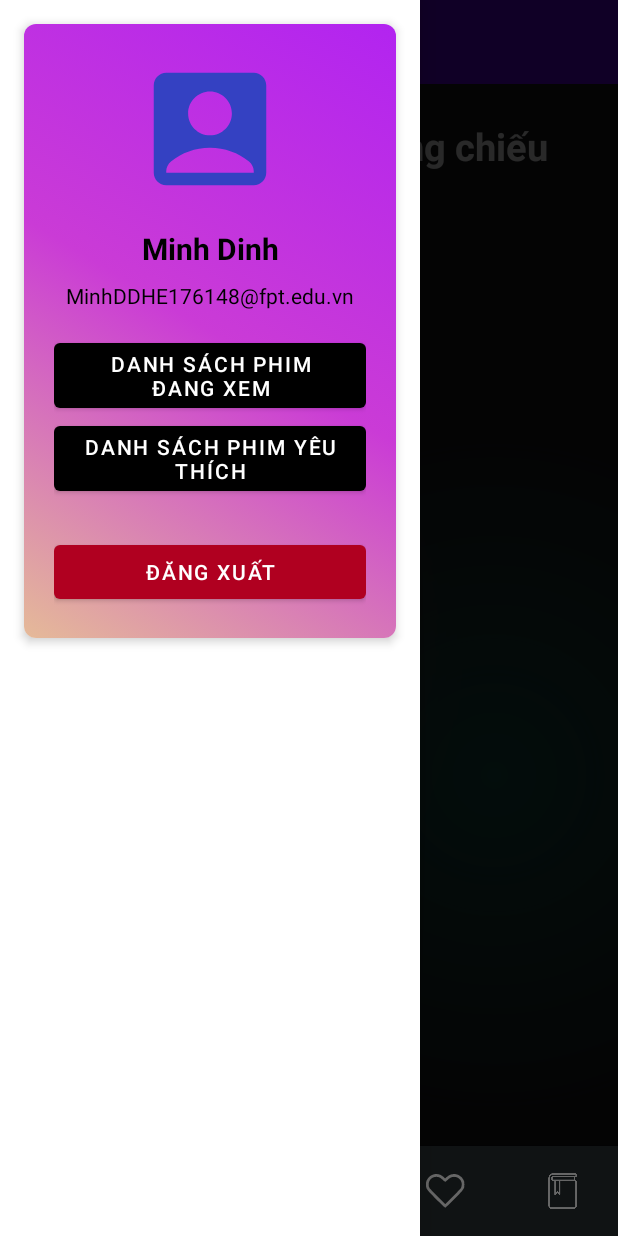
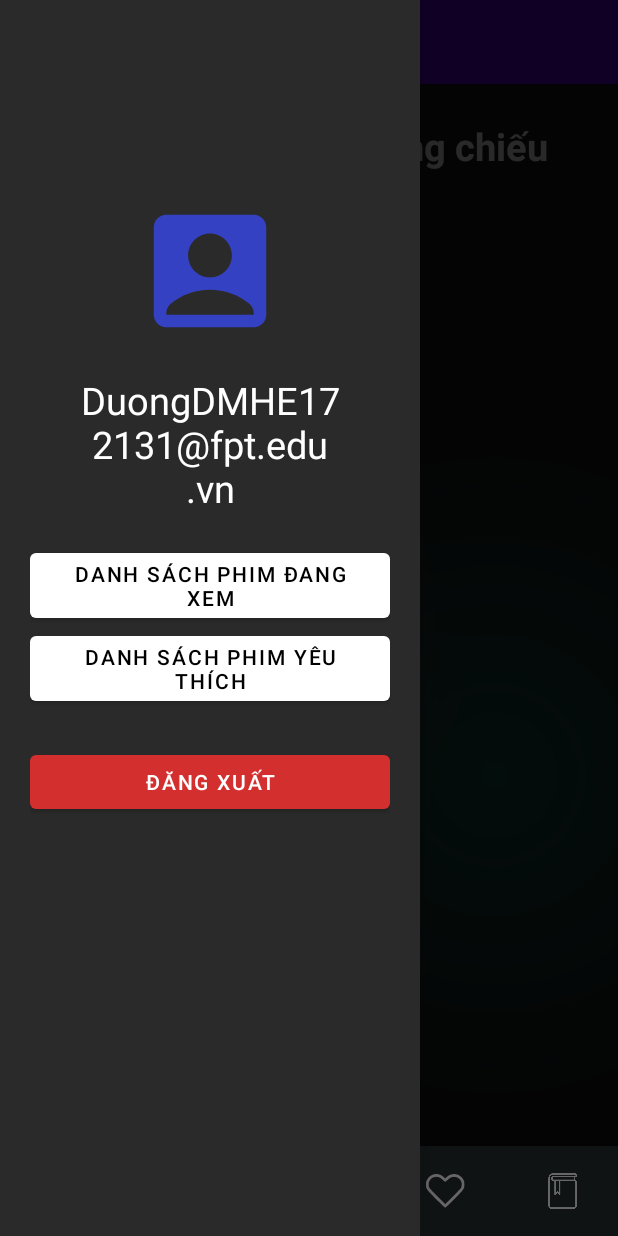
Before and after one commit to canviet1/MovieApp_G2_v1, an Android app: the UserProfileActivity screen opened directly, with no data from a screen before it, with the side drawer open, on a phone screen of 412 x 824 dp. Run offline under Robolectric (Android 15) with nearby library versions, the phone set to English and light mode, and no system bars; our stand-ins replace Volley; network calls fail; pictures from the network do not load; 3 statements that could not run were skipped.

Commit message:
Option and UserProfile

```diff
--- a/app/build.gradle.kts
+++ b/app/build.gradle.kts
@@ -85,4 +85,5 @@ dependencies {
 
     // ExoPlayer for video playback
     implementation("com.google.android.exoplayer:exoplayer:2.18.7")
+    implementation("com.google.android.material:material:1.8.0")
 }
--- a/app/src/main/java/com/example/g2_movieapp/activity/MainActivity.java
+++ b/app/src/main/java/com/example/g2_movieapp/activity/MainActivity.java
@@ -173,7 +173,7 @@ public class MainActivity extends AppCompatActivity implements TaskCallback {
         View headerView = navigationView.getHeaderView(0);
         profileNameTxt = headerView.findViewById(R.id.username);
         profileImage = headerView.findViewById(R.id.avatar);
-        profileEmailTxt = headerView.findViewById(R.id.name);
+      //  profileEmailTxt = headerView.findViewById(R.id.name);
         logout = headerView.findViewById(R.id.logout_button);
         watchlist = headerView.findViewById(R.id.watch_list_button);
         favoriteList = headerView.findViewById(R.id.favorite_list_button);
@@ -211,7 +211,7 @@ public class MainActivity extends AppCompatActivity implements TaskCallback {
                     Log.i("request api: ", "get api success");
 
                     profileNameTxt.setText(user.getUsername());
-                    profileEmailTxt.setText(user.getName());
+                 //   profileEmailTxt.setText(user.getName());
                     if (user.getAvatar().getTmdb().getAvatarPath() != null) {
                         Glide.with(MainActivity.this)
                                 .load(Constant.API.IMAGE + response.getAvatar().getTmdb().getAvatarPath())
--- a/app/src/main/java/com/example/g2_movieapp/activity/PopularActivity.java
+++ b/app/src/main/java/com/example/g2_movieapp/activity/PopularActivity.java
@@ -2,7 +2,6 @@ package com.example.g2_movieapp.activity;
 
 import android.os.Bundle;
 
-import androidx.activity.EdgeToEdge;
 import androidx.appcompat.app.AppCompatActivity;
 import androidx.core.graphics.Insets;
 import androidx.core.view.ViewCompat;
@@ -15,7 +14,7 @@ public class PopularActivity extends AppCompatActivity {
     @Override
     protected void onCreate(Bundle savedInstanceState) {
         super.onCreate(savedInstanceState);
-        EdgeToEdge.enable(this);
+        //EdgeToEdge.enable(this);
         setContentView(R.layout.activity_popular);
 
     }
--- a/app/src/main/java/com/example/g2_movieapp/activity/UserProfileActivity.java
+++ b/app/src/main/java/com/example/g2_movieapp/activity/UserProfileActivity.java
@@ -13,20 +13,111 @@ import android.widget.Toast;
 
 import androidx.appcompat.app.AppCompatActivity;
 
+import com.android.volley.Request;
+import com.bumptech.glide.Glide;
 import com.example.g2_movieapp.R;
+import com.example.g2_movieapp.domain.user.User;
+import com.example.g2_movieapp.helper.Constant;
+import com.example.g2_movieapp.helper.GsonRequest;
+import com.example.g2_movieapp.helper.RequestQueueSingleton;
+import com.google.android.material.button.MaterialButton;
 
 
 public class UserProfileActivity extends AppCompatActivity {
 
-
+    TextView profileNameTxt;
+    ImageView profileImage;
+    MaterialButton logout;
+    Context context;
+    MaterialButton watchlist;
 
     @Override
     protected void onCreate(Bundle savedInstanceState) {
         super.onCreate(savedInstanceState);
         setContentView(R.layout.dashboard_ui);
 
+        requestUserInformation();
+        initView();
+    }
+    public void initView() {
+        profileNameTxt = findViewById(R.id.username);
+        profileImage = findViewById(R.id.avatar);
+        logout = findViewById(R.id.logout_button);
+        //logout
+        logout.setOnClickListener(view -> logout());
 
+        watchlist = findViewById(R.id.watch_list_button);
+        watchlist.setOnClickListener(v -> {
+            Intent intent = new Intent(UserProfileActivity.this, WatchListActivity.class);
+            startActivity(intent);
+        });
+    }
+    public void requestUserInformation() {
+        String url = Constant.TempUserData.USER_PROFILE;
+        GsonRequest<User> gsonRequest = new GsonRequest<>(
+                this,
+                Request.Method.GET,
+                url,
+                User.class,
+                null,
+                response -> {
+                    User user = response;
+                    Log.i("request api: ", "get api success");
+
+                    profileNameTxt.setText(user.getUsername());
+                    if (user.getAvatar() != null && user.getAvatar().getTmdb() != null && user.getAvatar().getTmdb().getAvatarPath() != null) {
+                        String avatarUrl = Constant.API.IMAGE + user.getAvatar().getTmdb().getAvatarPath();
+                        Log.i("Avatar URL", avatarUrl); // Kiểm tra URL
+                        Glide.with(UserProfileActivity.this)
+                                .load(avatarUrl)
+                                .error(R.drawable.account)
+                                .into(profileImage);
+                    } else {
+                        Log.i("Avatar Info", "No avatar path available");
+                    }
+
+                },
+                error -> {
+                    Log.e("VOLLEY", "Error: " + error.getMessage());
+                    Toast.makeText(context, "Failed to load movie details", Toast.LENGTH_SHORT).show();
+                });
+
+        RequestQueueSingleton.getInstance(this).addToRequestQueue(gsonRequest);
     }
 
+    public void logout() {
+        // Gọi hàm xóa session trên TMDB trước khi đăng xuất
+        deleteTmdbSession();
 
+        // Xóa session trong ứng dụng
+        SharedPreferences prefs = getSharedPreferences(Constant.App.PREFS_SESSION, Context.MODE_PRIVATE);
+        SharedPreferences.Editor editor = prefs.edit();
+        editor.remove("session_id");
+        editor.remove("access_token");
+        editor.remove("user_id");
+        editor.apply();
+
+        // Chuyển hướng về trang đăng nhập
+        Intent intent = new Intent(UserProfileActivity.this, LoginActivity.class);
+        startActivity(intent);
+    }
+    // xóa session trên TMDB
+    private void deleteTmdbSession() {
+        SharedPreferences prefs = getSharedPreferences(Constant.App.PREFS_SESSION, Context.MODE_PRIVATE);
+        String sessionId = prefs.getString("session_id", null);
+
+        if (sessionId != null) {
+            String url = Constant.API.DELETE_SESSION + "?session_id=" + sessionId;
+            GsonRequest<Void> deleteSessionRequest = new GsonRequest<>(
+                    this,
+                    Request.Method.DELETE,
+                    url,
+                    Void.class,
+                    null,
+                    response -> Log.i("TMDB Logout", "Session deleted successfully"),
+                    error -> Log.e("TMDB Logout Error", "Failed to delete session on TMDB: " + error.getMessage())
+            );
+            RequestQueueSingleton.getInstance(this).addToRequestQueue(deleteSessionRequest);
+        }
+    }
 }
--- /dev/null
+++ b/app/src/main/res/drawable/dark_gradient_background.xml
@@ -0,0 +1,6 @@
+<shape xmlns:android="http://schemas.android.com/apk/res/android">
+    <gradient
+        android:startColor="#1F1B24"
+        android:endColor="#121212"
+        android:angle="45"/>
+</shape>
--- /dev/null
+++ b/app/src/main/res/drawable/ic_favorite.xml
@@ -0,0 +1,5 @@
+<vector xmlns:android="http://schemas.android.com/apk/res/android" android:height="24dp" android:tint="#000000" android:viewportHeight="24" android:viewportWidth="24" android:width="24dp">
+
+    <path android:fillColor="@android:color/white" android:pathData="M12,21.35l-1.45,-1.32C5.4,15.36 2,12.28 2,8.5 2,5.42 4.42,3 7.5,3c1.74,0 3.41,0.81 4.5,2.09C13.09,3.81 14.76,3 16.5,3 19.58,3 22,5.42 22,8.5c0,3.78 -3.4,6.86 -8.55,11.54L12,21.35z"/>
+
+</vector>
--- /dev/null
+++ b/app/src/main/res/drawable/ic_movie.xml
@@ -0,0 +1,5 @@
+<vector xmlns:android="http://schemas.android.com/apk/res/android" android:height="24dp" android:tint="#000000" android:viewportHeight="24" android:viewportWidth="24" android:width="24dp">
+
+    <path android:fillColor="@android:color/white" android:pathData="M18,4l2,4h-3l-2,-4h-2l2,4h-3l-2,-4H8l2,4H7L5,4H4c-1.1,0 -1.99,0.9 -1.99,2L2,18c0,1.1 0.9,2 2,2h16c1.1,0 2,-0.9 2,-2V4h-4z"/>
+
+</vector>
--- a/app/src/main/res/layout/dashboard_ui.xml
+++ b/app/src/main/res/layout/dashboard_ui.xml
@@ -1,4 +1,3 @@
-<?xml version="1.0" encoding="utf-8"?>
 <androidx.drawerlayout.widget.DrawerLayout xmlns:android="http://schemas.android.com/apk/res/android"
     xmlns:app="http://schemas.android.com/apk/res-auto"
     xmlns:tools="http://schemas.android.com/tools"
@@ -11,10 +10,11 @@
     <androidx.constraintlayout.widget.ConstraintLayout
         android:layout_width="match_parent"
         android:layout_height="match_parent"
+        android:background="@color/main_background"
         android:focusable="true"
-        android:focusableInTouchMode="true"
-        android:background="@color/main_background">
+        android:focusableInTouchMode="true">
 
+        <!-- Toolbar -->
         <androidx.appcompat.widget.Toolbar
             android:id="@+id/toolbar"
             android:layout_width="match_parent"
@@ -179,5 +179,6 @@
         android:layout_height="match_parent"
         android:layout_gravity="start"
         android:fitsSystemWindows="true"
+        android:background="#2A2A2A"
         app:headerLayout="@layout/header" />
 </androidx.drawerlayout.widget.DrawerLayout>
--- a/app/src/main/res/layout/header.xml
+++ b/app/src/main/res/layout/header.xml
@@ -2,53 +2,44 @@
 <com.google.android.material.card.MaterialCardView
     xmlns:android="http://schemas.android.com/apk/res/android"
     xmlns:app="http://schemas.android.com/apk/res-auto"
-    xmlns:tools="http://schemas.android.com/tools"
     android:layout_width="match_parent"
     android:layout_height="wrap_content"
-    android:layout_margin="16dp"
-    app:cardCornerRadius="8dp"
-    app:cardElevation="4dp">
+    android:layout_gravity="bottom"
+    android:background="#2A2A2A"
+    app:cardCornerRadius="0dp"
+    app:cardElevation="0dp">
 
     <LinearLayout
         android:layout_width="match_parent"
-        android:layout_height="match_parent"
-        android:background="@drawable/gradient_profile_background"
+        android:layout_height="731dp"
+        android:background="#2A2A2A"
         android:orientation="vertical"
         android:padding="20dp">
 
         <ImageView
             android:id="@+id/avatar"
+            android:layout_marginTop="100dp"
             android:layout_width="100dp"
-            android:layout_height="100dp"
+            android:layout_height="121dp"
             android:layout_gravity="center"
             android:src="@drawable/account"
-            app:shapeAppearanceOverlay="@style/Animation.Design.BottomSheetDialog"/>
+            app:shapeAppearanceOverlay="@style/Animation.Design.BottomSheetDialog" />
 
-        <TextView
-            android:id="@+id/name"
-            android:layout_width="match_parent"
-            android:layout_height="wrap_content"
-            android:layout_marginTop="16dp"
-            android:text="Minh Dinh"
-            android:textAlignment="center"
-            android:textColor="@color/black"
-            android:textSize="20sp"
-            android:textStyle="bold" />
 
         <TextView
             android:id="@+id/username"
             android:layout_width="match_parent"
             android:layout_height="wrap_content"
             android:layout_marginTop="8dp"
-            android:text="MinhDDHE176148@fpt.edu.vn"
+            android:text="DuongDMHE172131@fpt.edu.vn"
             android:textAlignment="center"
-            android:textColor="@color/black"
-            android:textSize="14sp"/>
+            android:textColor="@color/white"
+            android:textSize="25sp" />
 
         <LinearLayout
             android:layout_width="match_parent"
             android:layout_height="wrap_content"
-            android:layout_marginTop="16dp"
+            android:layout_marginTop="20dp"
             android:orientation="vertical">
 
             <com.google.android.material.button.MaterialButton
@@ -56,18 +47,18 @@
                 android:layout_width="match_parent"
                 android:layout_height="wrap_content"
                 android:text="Danh sách phim đang xem"
-                app:cornerRadius="4dp"
-                app:backgroundTint="@color/black"
-                android:textColor="@color/white" />
+                android:textColor="@color/black"
+                app:backgroundTint="@color/white"
+                app:cornerRadius="4dp" />
 
             <com.google.android.material.button.MaterialButton
                 android:id="@+id/favorite_list_button"
                 android:layout_width="match_parent"
                 android:layout_height="wrap_content"
                 android:text="Danh sách phim yêu thích"
-                app:cornerRadius="4dp"
-                app:backgroundTint="@color/black"
-                android:textColor="@color/white" />
+                android:textColor="@color/black"
+                app:backgroundTint="@color/white"
+                app:cornerRadius="4dp" />
 
         </LinearLayout>
 
@@ -77,8 +68,8 @@
             android:layout_height="wrap_content"
             android:layout_marginTop="24dp"
             android:text="Đăng xuất"
-            app:cornerRadius="4dp"
-            app:backgroundTint="@color/design_default_color_error"
-            android:textColor="@color/white" />
+            android:textColor="@color/white"
+            app:backgroundTint="#D32F2F"
+            app:cornerRadius="4dp" />
     </LinearLayout>
 </com.google.android.material.card.MaterialCardView>
```
Also changed, not shown: app/src/main/res/values/colors.xml (+14 -0 lines).
